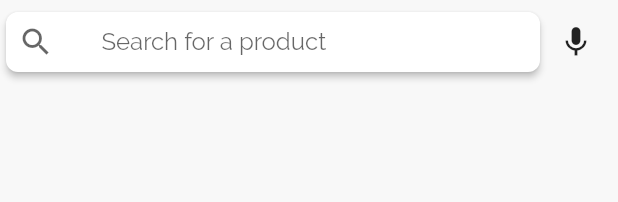
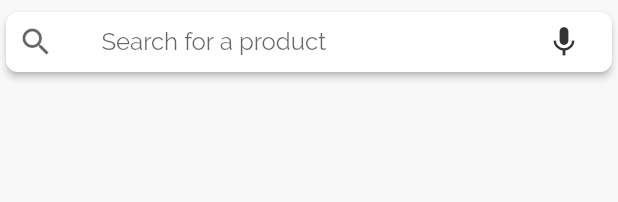
Before and after one commit to cloud10-23/breakq-mobileapp, a Flutter app: the SearchAppBar widget shown alone on an empty page, opened directly, on a phone screen of 412 x 824 dp. Shown: the top 202 px of the screen. Run offline on Flutter 3.47's test engine with Material 2 defaults, Android fonts, the phone set to English and light mode, and no system bars; our stand-ins replace bloc, cached_network_image, equatable, firebase_auth, firebase_core, flutter_bloc and 13 more; missing offline and left inert: flutter_barcode_scanner, flutter_facebook_auth; accounts and stored records are empty.

Commit message:
Minor change in mic button: put inside the searchbar

```diff
--- a/lib/screens/search/widgets/search_appbar.dart
+++ b/lib/screens/search/widgets/search_appbar.dart
@@ -40,9 +40,6 @@ class SearchAppBar extends StatelessWidget {
         vertical: kPaddingM,
       ),
       height: kToolbarHeight,
-      child: Row(
-        children: [
-          Expanded(
       child: Card(
         color: getIt.get<AppGlobals>().isPlatformBrightnessDark
             ? Theme.of(context).accentColor
@@ -54,8 +51,7 @@ class SearchAppBar extends StatelessWidget {
         child: FlatButton(
           // color: kPrimaryAccentColor,
           shape: RoundedRectangleBorder(
-                    borderRadius:
-                        BorderRadius.circular(kBoxDecorationRadius / 2)),
+              borderRadius: BorderRadius.circular(kBoxDecorationRadius / 2)),
           onPressed: () {
             // Switch to Search Tab
             _quickSearch(context);
@@ -80,12 +76,8 @@ class SearchAppBar extends StatelessWidget {
                   maxLines: 1,
                 ),
               ),
-                  ],
-                ),
-              ),
-            ),
-          ),
               IconButton(
+                  color: kBlack,
                   icon: Icon(Icons.mic),
                   onPressed: () {
                     showDialog(
@@ -95,6 +87,8 @@ class SearchAppBar extends StatelessWidget {
                   }),
             ],
           ),
+        ),
+      ),
     );
   }
 }
```
Lines whose indentation alone changed are shown as unchanged.
